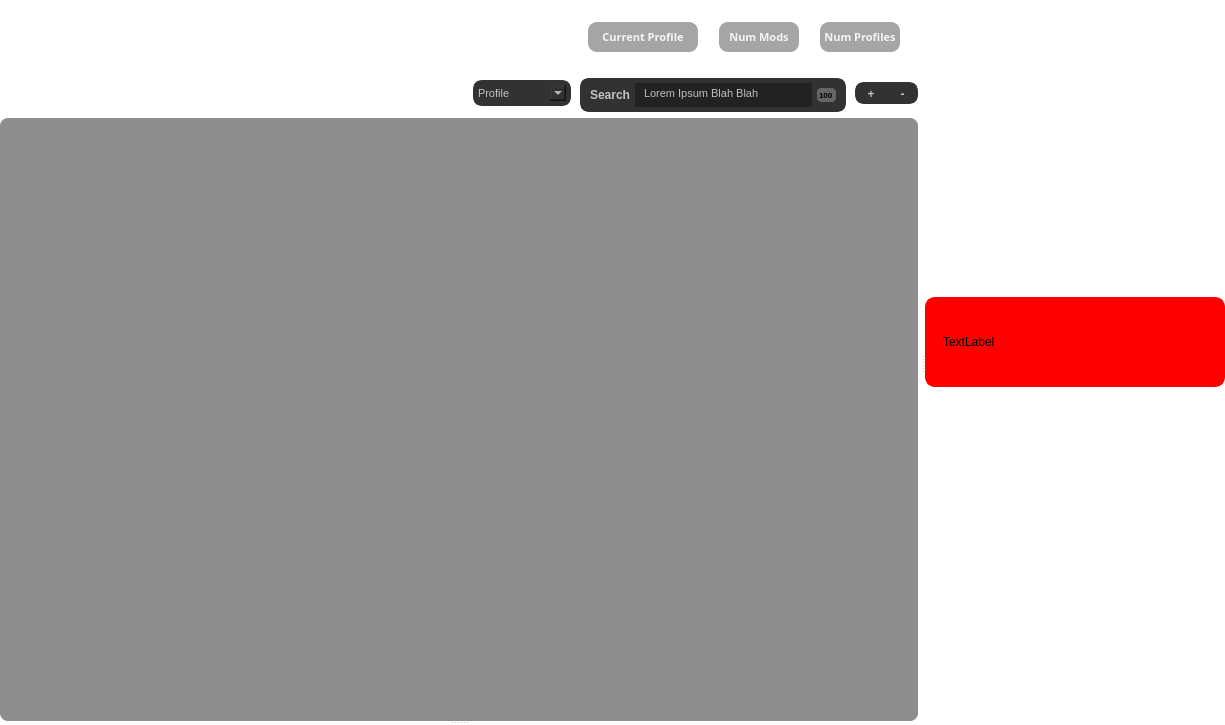
Above: Widgets/GameManager/gamemanagerform.ui from nothanley/ModManager before the change. Below: the same form after it.
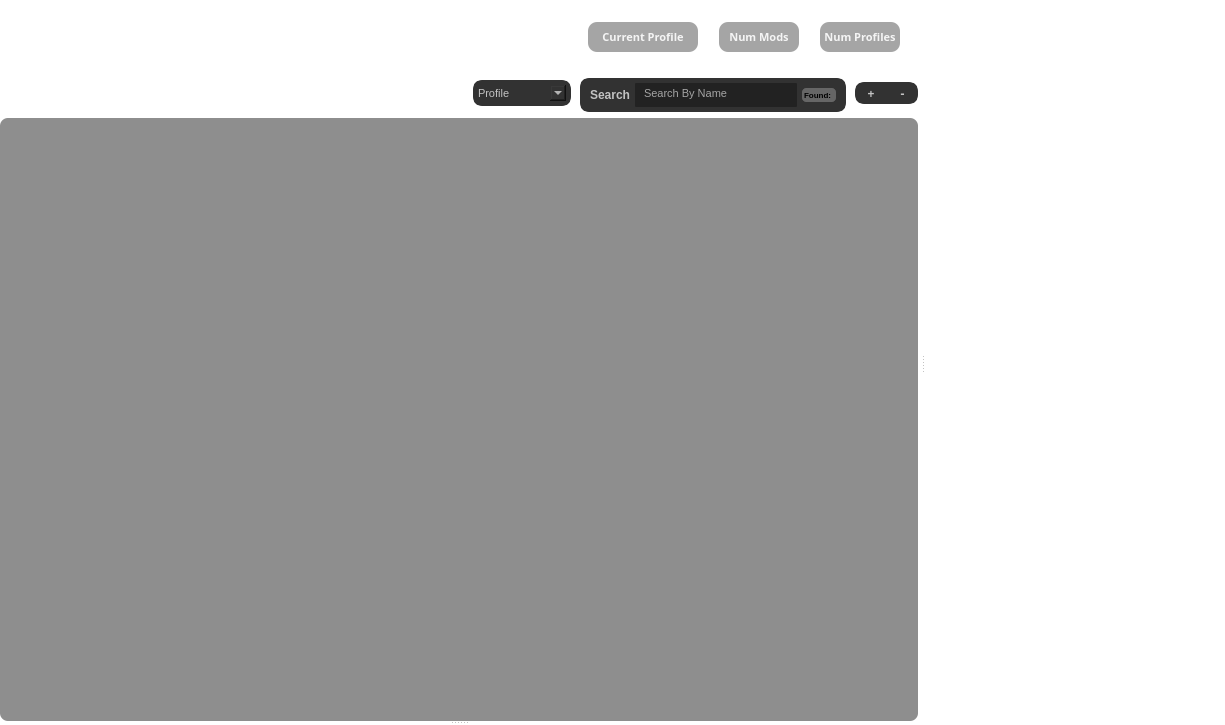
That is the form after the change. Icons and pictures are not drawn.

The edit to the form file:
```diff
--- a/Widgets/GameManager/gamemanagerform.ui
+++ b/Widgets/GameManager/gamemanagerform.ui
@@ -948,7 +948,8 @@
                 <string notr="true">padding-left: 5px;
 border: 0px;
 border-radius: 1px;
-background-color: rgb(34, 34, 34);</string>
+background-color: rgb(34, 34, 34);
+color: rgba(255,255,255,150);</string>
                </property>
                <property name="frameShape">
                 <enum>QFrame::NoFrame</enum>
@@ -964,7 +965,7 @@
 &lt;html&gt;&lt;head&gt;&lt;meta name=&quot;qrichtext&quot; content=&quot;1&quot; /&gt;&lt;style type=&quot;text/css&quot;&gt;
 p, li { white-space: pre-wrap; }
 &lt;/style&gt;&lt;/head&gt;&lt;body style=&quot; font-family:'MS Shell Dlg 2'; font-size:8.25pt; font-weight:600; font-style:normal;&quot;&gt;
-&lt;p style=&quot; margin-top:0px; margin-bottom:0px; margin-left:0px; margin-right:0px; -qt-block-indent:0; text-indent:0px;&quot;&gt;&lt;span style=&quot; font-weight:400;&quot;&gt;Lorem Ipsum Blah Blah&lt;/span&gt;&lt;/p&gt;&lt;/body&gt;&lt;/html&gt;</string>
+&lt;p style=&quot; margin-top:0px; margin-bottom:0px; margin-left:0px; margin-right:0px; -qt-block-indent:0; text-indent:0px;&quot;&gt;&lt;span style=&quot; font-weight:400;&quot;&gt;Search By Name&lt;/span&gt;&lt;/p&gt;&lt;/body&gt;&lt;/html&gt;</string>
                </property>
               </widget>
              </item>
@@ -982,7 +983,7 @@
 color: rgb(0, 0, 0);</string>
                </property>
                <property name="text">
-                <string>100</string>
+                <string>Found: </string>
                </property>
               </widget>
              </item>
@@ -1309,8 +1310,9 @@
        </size>
       </property>
       <property name="styleSheet">
-       <string notr="true">QWidget{
-	background-color: rgba(0, 0, 0,0);
+       <string notr="true">Q2Widget{
+	background-color: rgba(43,51, 54,255);
+
 }</string>
       </property>
       <layout class="QVBoxLayout" name="verticalLayout_2">
@@ -1330,51 +1332,210 @@
         <number>0</number>
        </property>
        <item>
-        <widget class="QFrame" name="frame_2">
+        <widget class="QFrame" name="topRibbon_Right">
+         <property name="minimumSize">
+          <size>
+           <width>0</width>
+           <height>95</height>
+          </size>
+         </property>
          <property name="maximumSize">
           <size>
            <width>16777215</width>
-           <height>90</height>
+           <height>84</height>
           </size>
          </property>
+         <property name="font">
+          <font>
+           <pointsize>8</pointsize>
+           <stylestrategy>PreferAntialias</stylestrategy>
+          </font>
+         </property>
          <property name="styleSheet">
-          <string notr="true">border-radius: 10px;
-border: 3px solid rgb(255, 0, 0);
-background-color: rgb(255, 0, 0);</string>
+          <string notr="true">QFrame{
+	margin-left:8px;
+	border-image: url(:/icons/ribbon_template.png) 0 0 0 0 stretch;
+	background-color: transparent;
+}
+
+QLabel{
+	color: rgba(255,255,255,125);
+	border: 0px solid transparent;
+	border-image: url(&quot;&quot;);
+	background-color: transparent;
+}</string>
          </property>
          <property name="frameShape">
-          <enum>QFrame::StyledPanel</enum>
+          <enum>QFrame::NoFrame</enum>
          </property>
          <property name="frameShadow">
-          <enum>QFrame::Raised</enum>
+          <enum>QFrame::Plain</enum>
          </property>
-         <layout class="QGridLayout" name="gridLayout_5">
-          <item row="0" column="0">
+         <layout class="QVBoxLayout" name="verticalLayout_4">
+          <property name="spacing">
+           <number>0</number>
+          </property>
+          <property name="leftMargin">
+           <number>8</number>
+          </property>
+          <property name="topMargin">
+           <number>9</number>
+          </property>
+          <property name="rightMargin">
+           <number>0</number>
+          </property>
+          <property name="bottomMargin">
+           <number>30</number>
+          </property>
+          <item>
            <widget class="QLabel" name="label">
+            <property name="minimumSize">
+             <size>
+              <width>0</width>
+              <height>16</height>
+             </size>
+            </property>
+            <property name="maximumSize">
+             <size>
+              <width>16777215</width>
+              <height>15</height>
+             </size>
+            </property>
+            <property name="font">
+             <font>
+              <family>Segoe UI Variable Small</family>
+              <pointsize>8</pointsize>
+              <weight>50</weight>
+              <italic>false</italic>
+              <bold>false</bold>
+              <strikeout>false</strikeout>
+             </font>
+            </property>
+            <property name="styleSheet">
+             <string notr="true"/>
+            </property>
             <property name="text">
-             <string>TextLabel</string>
+             <string>Characters Installed:</string>
+            </property>
+            <property name="alignment">
+             <set>Qt::AlignLeading|Qt::AlignLeft|Qt::AlignTop</set>
+            </property>
+            <property name="margin">
+             <number>0</number>
+            </property>
+            <property name="indent">
+             <number>2</number>
+            </property>
+           </widget>
+          </item>
+          <item>
+           <widget class="QLabel" name="label_5">
+            <property name="minimumSize">
+             <size>
+              <width>0</width>
+              <height>16</height>
+             </size>
+            </property>
+            <property name="maximumSize">
+             <size>
+              <width>16777215</width>
+              <height>15</height>
+             </size>
+            </property>
+            <property name="font">
+             <font>
+              <family>Segoe UI Variable Small</family>
+              <pointsize>8</pointsize>
+              <weight>50</weight>
+              <italic>false</italic>
+              <bold>false</bold>
+              <strikeout>false</strikeout>
+             </font>
+            </property>
+            <property name="text">
+             <string>Arenas Installed:</string>
+            </property>
+            <property name="alignment">
+             <set>Qt::AlignLeading|Qt::AlignLeft|Qt::AlignTop</set>
+            </property>
+            <property name="indent">
+             <number>2</number>
+            </property>
+           </widget>
+          </item>
+          <item>
+           <widget class="QLabel" name="label_4">
+            <property name="minimumSize">
+             <size>
+              <width>0</width>
+              <height>16</height>
+             </size>
+            </property>
+            <property name="maximumSize">
+             <size>
+              <width>16777215</width>
+              <height>15</height>
+             </size>
+            </property>
+            <property name="font">
+             <font>
+              <family>Segoe UI Variable Small</family>
+              <pointsize>8</pointsize>
+              <weight>50</weight>
+              <italic>false</italic>
+              <bold>false</bold>
+              <strikeout>false</strikeout>
+             </font>
+            </property>
+            <property name="text">
+             <string>Movies Installed:</string>
+            </property>
+            <property name="alignment">
+             <set>Qt::AlignLeading|Qt::AlignLeft|Qt::AlignTop</set>
+            </property>
+            <property name="indent">
+             <number>2</number>
+            </property>
+           </widget>
+          </item>
+          <item>
+           <widget class="QLabel" name="label_6">
+            <property name="minimumSize">
+             <size>
+              <width>0</width>
+              <height>16</height>
+             </size>
+            </property>
+            <property name="maximumSize">
+             <size>
+              <width>16777215</width>
+              <height>15</height>
+             </size>
+            </property>
+            <property name="font">
+             <font>
+              <family>Segoe UI Variable Small</family>
+              <pointsize>8</pointsize>
+              <weight>50</weight>
+              <italic>false</italic>
+              <bold>false</bold>
+              <strikeout>false</strikeout>
+             </font>
+            </property>
+            <property name="text">
+             <string>Misc Installed:</string>
+            </property>
+            <property name="alignment">
+             <set>Qt::AlignLeading|Qt::AlignLeft|Qt::AlignTop</set>
+            </property>
+            <property name="indent">
+             <number>2</number>
             </property>
            </widget>
           </item>
          </layout>
         </widget>
        </item>
-       <item>
-        <spacer name="verticalSpacer_2">
-         <property name="orientation">
-          <enum>Qt::Vertical</enum>
-         </property>
-         <property name="sizeType">
-          <enum>QSizePolicy::Maximum</enum>
-         </property>
-         <property name="sizeHint" stdset="0">
-          <size>
-           <width>20</width>
-           <height>40</height>
-          </size>
-         </property>
-        </spacer>
-       </item>
       </layout>
      </widget>
     </widget>
```
